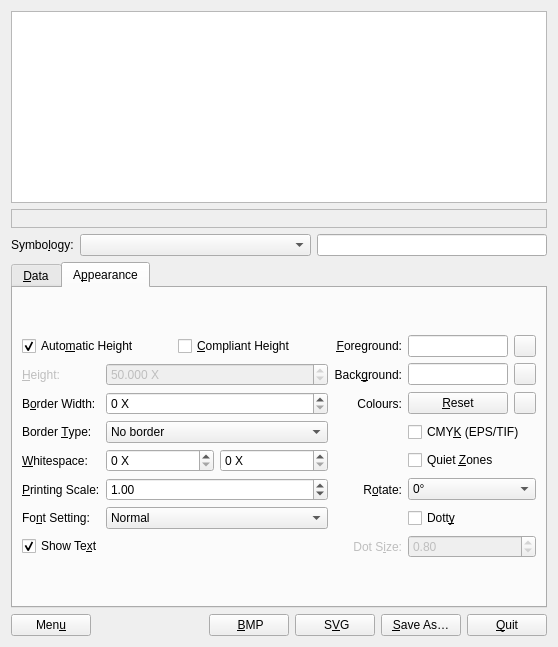
The window that frontend_qt/mainWindow.ui (zint/zint) describes before a commit, drawn with Qt 5.
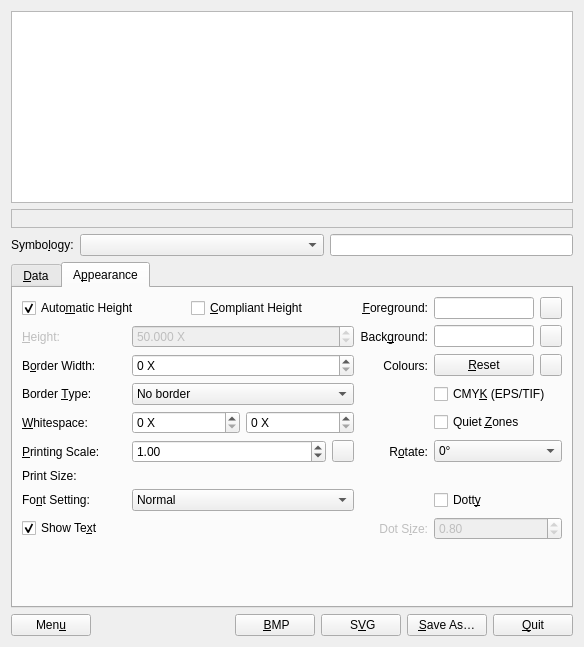
The same window after the commit. The open tabs and pages were chosen to show the change. Icons and pictures are not drawn.

```diff
--- a/frontend_qt/mainWindow.ui
+++ b/frontend_qt/mainWindow.ui
@@ -1603,7 +1603,7 @@
           <layout class="QVBoxLayout" name="vLayoutAppearance">
            <item>
             <layout class="QGridLayout" name="gridLayout">
-             <item row="0" column="0" colspan="2">
+             <item row="0" column="0" colspan="3">
               <layout class="QHBoxLayout" name="hLayoutAutoHeight">
                <item>
                 <widget class="QCheckBox" name="chkAutoHeight">
@@ -1656,7 +1656,7 @@
                </property>
               </widget>
              </item>
-             <item row="1" column="1">
+             <item row="1" column="1" colspan="2">
               <widget class="QDoubleSpinBox" name="heightb">
                <property name="enabled">
                 <bool>false</bool>
@@ -1707,7 +1707,7 @@
                </property>
               </widget>
              </item>
-             <item row="2" column="1">
+             <item row="2" column="1" colspan="2">
               <widget class="QSpinBox" name="bwidth">
                <property name="toolTip">
                 <string>Width of boundary bars or border in X-dimensions</string>
@@ -1742,7 +1742,7 @@
                </property>
               </widget>
              </item>
-             <item row="3" column="1">
+             <item row="3" column="1" colspan="2">
               <widget class="QComboBox" name="btype">
                <property name="toolTip">
                 <string>Add border or box</string>
@@ -1788,7 +1788,7 @@
                </property>
               </widget>
              </item>
-             <item row="4" column="1">
+             <item row="4" column="1" colspan="2">
               <layout class="QGridLayout" name="gridLayoutWhitespace">
                <item row="0" column="0">
                 <widget class="QSpinBox" name="spnWhitespace">
@@ -1863,7 +1863,46 @@
                </property>
               </widget>
              </item>
+             <item row="5" column="2">
+              <widget class="QPushButton" name="btnScale">
+               <property name="maximumSize">
+                <size>
+                 <width>22</width>
+                 <height>16777215</height>
+                </size>
+               </property>
+               <property name="toolTip">
+                <string>Set Printing Scale by X-dimension and resolution</string>
+               </property>
+               <property name="text">
+                <string/>
+               </property>
+              </widget>
+             </item>
              <item row="6" column="0">
+              <widget class="QLabel" name="lblSize">
+               <property name="toolTip">
+                <string>Image size (width x height) of barcode at given dot density</string>
+               </property>
+               <property name="text">
+                <string>Print Size:</string>
+               </property>
+               <property name="alignment">
+                <set>Qt::AlignLeading|Qt::AlignLeft|Qt::AlignVCenter</set>
+               </property>
+              </widget>
+             </item>
+             <item row="6" column="1" colspan="5">
+              <widget class="QLabel" name="lblSizeMsg">
+               <property name="toolTip">
+                <string>Image size (width x height) of barcode at given dot density</string>
+               </property>
+               <property name="text">
+                <string/>
+               </property>
+              </widget>
+             </item>
+             <item row="7" column="0">
               <widget class="QLabel" name="lblFontSetting">
                <property name="toolTip">
                 <string>Set font characteristics
@@ -1880,7 +1919,7 @@
                </property>
               </widget>
              </item>
-             <item row="6" column="1">
+             <item row="7" column="1" colspan="2">
               <widget class="QComboBox" name="cmbFontSetting">
                <property name="toolTip">
                 <string>Set font characteristics
@@ -1908,7 +1947,7 @@
                </item>
               </widget>
              </item>
-             <item row="7" column="0" colspan="2">
+             <item row="8" column="0" colspan="2">
               <widget class="QCheckBox" name="chkHRTShow">
                <property name="toolTip">
                 <string>Show Human Readable Text in image
@@ -1922,7 +1961,7 @@
                </property>
               </widget>
              </item>
-             <item row="0" column="2">
+             <item row="0" column="3">
               <widget class="QLabel" name="label_fgcolor">
                <property name="enabled">
                 <bool>true</bool>
@@ -1941,7 +1980,7 @@
                </property>
               </widget>
              </item>
-             <item row="0" column="3">
+             <item row="0" column="4">
               <widget class="QLineEdit" name="txt_fgcolor">
                <property name="maximumSize">
                 <size>
@@ -1959,7 +1998,7 @@
                </property>
               </widget>
              </item>
-             <item row="0" column="4">
+             <item row="0" column="5">
               <widget class="QPushButton" name="fgcolor">
                <property name="maximumSize">
                 <size>
@@ -1975,7 +2014,7 @@
                </property>
               </widget>
              </item>
-             <item row="1" column="2">
+             <item row="1" column="3">
               <widget class="QLabel" name="label_bgcolor">
                <property name="enabled">
                 <bool>true</bool>
@@ -1994,7 +2033,7 @@
                </property>
               </widget>
              </item>
-             <item row="1" column="3">
+             <item row="1" column="4">
               <widget class="QLineEdit" name="txt_bgcolor">
                <property name="maximumSize">
                 <size>
@@ -2012,7 +2051,7 @@
                </property>
               </widget>
              </item>
-             <item row="1" column="4">
+             <item row="1" column="5">
               <widget class="QPushButton" name="bgcolor">
                <property name="maximumSize">
                 <size>
@@ -2028,7 +2067,7 @@
                </property>
               </widget>
              </item>
-             <item row="2" column="2">
+             <item row="2" column="3">
               <widget class="QLabel" name="label_colours">
                <property name="enabled">
                 <bool>true</bool>
@@ -2047,7 +2086,7 @@
                </property>
               </widget>
              </item>
-             <item row="2" column="3">
+             <item row="2" column="4">
               <widget class="QPushButton" name="btnReset">
                <property name="maximumSize">
                 <size>
@@ -2063,7 +2102,7 @@
                </property>
               </widget>
              </item>
-             <item row="2" column="4">
+             <item row="2" column="5">
               <widget class="QPushButton" name="btnReverse">
                <property name="maximumSize">
                 <size>
@@ -2080,7 +2119,7 @@
                </property>
               </widget>
              </item>
-             <item row="3" column="3" colspan="2">
+             <item row="3" column="4" colspan="2">
               <widget class="QCheckBox" name="chkCMYK">
                <property name="toolTip">
                 <string>Use CMYK colour space in EPS/TIF output</string>
@@ -2093,7 +2132,7 @@
                </property>
               </widget>
              </item>
-             <item row="4" column="3" colspan="2">
+             <item row="4" column="4" colspan="2">
               <widget class="QCheckBox" name="chkQuietZones">
                <property name="toolTip">
                 <string>Add compliant quiet zones (if any) to whitespace
@@ -2107,7 +2146,7 @@
                </property>
               </widget>
              </item>
-             <item row="5" column="2">
+             <item row="5" column="3">
               <widget class="QLabel" name="lblRotate">
                <property name="toolTip">
                 <string>Rotate symbol by degrees</string>
@@ -2123,7 +2162,7 @@
                </property>
               </widget>
              </item>
-             <item row="5" column="3" colspan="2">
+             <item row="5" column="4" colspan="2">
               <widget class="QComboBox" name="cmbRotate">
                <property name="toolTip">
                 <string>Rotate symbol by degrees</string>
@@ -2150,7 +2189,7 @@
                </item>
               </widget>
              </item>
-             <item row="6" column="3" colspan="2">
+             <item row="7" column="4" colspan="2">
               <widget class="QCheckBox" name="chkDotty">
                <property name="toolTip">
                 <string>Use dots instead of squares for matrix symbols
@@ -2164,7 +2203,7 @@
                </property>
               </widget>
              </item>
-             <item row="7" column="2">
+             <item row="8" column="3">
               <widget class="QLabel" name="lblDotSize">
                <property name="enabled">
                 <bool>false</bool>
@@ -2184,7 +2223,7 @@
                </property>
               </widget>
              </item>
-             <item row="7" column="3" colspan="2">
+             <item row="8" column="4" colspan="2">
               <widget class="QDoubleSpinBox" name="spnDotSize">
                <property name="enabled">
                 <bool>false</bool>
@@ -2215,6 +2254,19 @@
              </item>
             </layout>
            </item>
+           <item>
+            <spacer name="vSpacerAppearance">
+             <property name="orientation">
+              <enum>Qt::Vertical</enum>
+             </property>
+             <property name="sizeHint" stdset="0">
+              <size>
+               <width>40</width>
+               <height>10</height>
+              </size>
+             </property>
+            </spacer>
+           </item>
           </layout>
          </widget>
         </widget>
```
